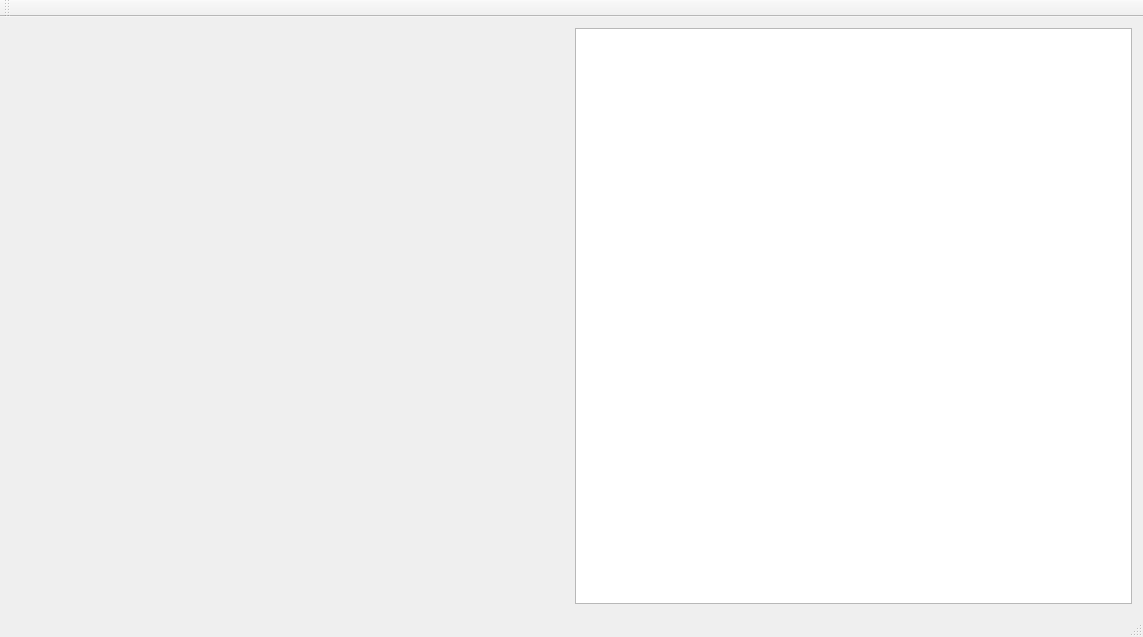
Old version of the form Rhea/mainwindow.ui in the repository leuat/OK64.
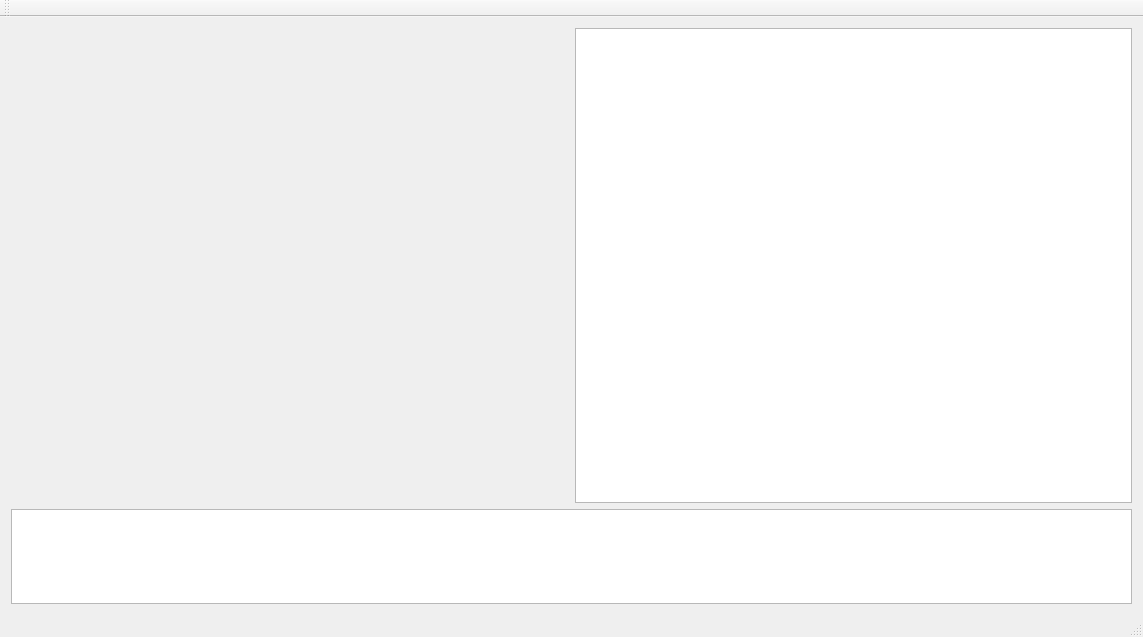
New version of the form.

```diff
--- a/Rhea/mainwindow.ui
+++ b/Rhea/mainwindow.ui
@@ -14,8 +14,12 @@
    <string>Rhea Emulator</string>
   </property>
   <widget class="QWidget" name="centralWidget">
-   <layout class="QGridLayout" name="gridLayout_2" columnstretch="1,1">
-    <item row="0" column="0">
+   <layout class="QGridLayout" name="gridLayout_2" columnstretch="1">
+    <item row="3" column="0">
+     <layout class="QVBoxLayout" name="verticalLayout" stretch="10,2">
+      <item>
+       <layout class="QHBoxLayout" name="horizontalLayout" stretch="1,1">
+        <item>
      <widget class="QLabel" name="lblOutput">
       <property name="text">
        <string/>
@@ -25,8 +29,22 @@
       </property>
      </widget>
     </item>
-    <item row="0" column="1">
-     <widget class="QTextBrowser" name="txtOutput"/>
+        <item>
+         <widget class="QTextBrowser" name="txtOutput">
+          <property name="font">
+           <font>
+            <family>Courier 10 Pitch</family>
+            <pointsize>10</pointsize>
+           </font>
+          </property>
+         </widget>
+        </item>
+       </layout>
+      </item>
+      <item>
+       <widget class="QTextBrowser" name="txtStatus"/>
+      </item>
+     </layout>
     </item>
    </layout>
   </widget>
```
Lines whose indentation alone changed are shown as unchanged.
